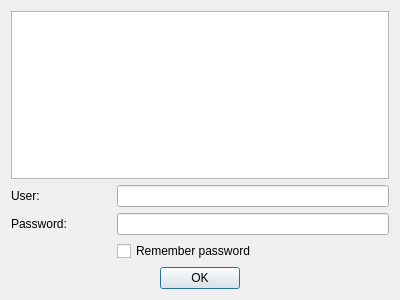
First picture: the form in qt4client/forms/login.ui, repository gestiweb/llampex-mini, before the edit.
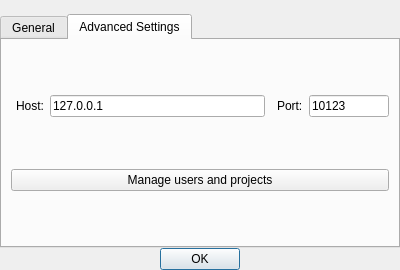
Second picture: the form after the edit. The open tabs and pages were chosen to show the change. Icons and pictures are not drawn.

Commit message: Changed login system

```diff
--- a/qt4client/forms/login.ui
+++ b/qt4client/forms/login.ui
@@ -7,11 +7,11 @@
     <x>0</x>
     <y>0</y>
     <width>400</width>
-    <height>300</height>
+    <height>270</height>
    </rect>
   </property>
   <property name="sizePolicy">
-   <sizepolicy hsizetype="Fixed" vsizetype="Preferred">
+   <sizepolicy hsizetype="Fixed" vsizetype="Fixed">
     <horstretch>0</horstretch>
     <verstretch>0</verstretch>
    </sizepolicy>
@@ -19,13 +19,13 @@
   <property name="minimumSize">
    <size>
     <width>400</width>
-    <height>300</height>
+    <height>200</height>
    </size>
   </property>
   <property name="maximumSize">
    <size>
     <width>400</width>
-    <height>300</height>
+    <height>500</height>
    </size>
   </property>
   <property name="windowTitle">
@@ -42,18 +42,56 @@
    <bool>true</bool>
   </property>
   <layout class="QVBoxLayout" name="verticalLayout">
+   <property name="spacing">
+    <number>0</number>
+   </property>
+   <property name="margin">
+    <number>0</number>
+   </property>
    <item>
-    <widget class="QListWidget" name="project">
-     <property name="viewMode">
-      <enum>QListView::ListMode</enum>
+    <widget class="QLabel" name="label_3">
+     <property name="text">
+      <string/>
      </property>
-     <property name="selectionRectVisible">
-      <bool>false</bool>
+     <property name="pixmap">
+      <pixmap>llampex1.png</pixmap>
+     </property>
+     <property name="alignment">
+      <set>Qt::AlignLeading|Qt::AlignLeft|Qt::AlignTop</set>
      </property>
     </widget>
    </item>
+   <item>
+    <widget class="QTabWidget" name="tabWidget">
+     <property name="currentIndex">
+      <number>0</number>
+     </property>
+     <property name="usesScrollButtons">
+      <bool>false</bool>
+     </property>
+     <property name="documentMode">
+      <bool>false</bool>
+     </property>
+     <property name="tabsClosable">
+      <bool>false</bool>
+     </property>
+     <property name="movable">
+      <bool>false</bool>
+     </property>
+     <widget class="QWidget" name="tabWidgetPage1">
+      <attribute name="icon">
+       <iconset>
+        <normaloff>akonadi.png</normaloff>akonadi.png</iconset>
+      </attribute>
+      <attribute name="title">
+       <string>General</string>
+      </attribute>
+      <layout class="QVBoxLayout" name="verticalLayout_2">
    <item>
     <layout class="QFormLayout" name="formLayout">
+         <property name="fieldGrowthPolicy">
+          <enum>QFormLayout::AllNonFixedFieldsGrow</enum>
+         </property>
      <item row="0" column="0">
       <widget class="QLabel" name="label">
        <property name="minimumSize">
@@ -65,6 +103,9 @@
        <property name="text">
         <string>User:</string>
        </property>
+           <property name="indent">
+            <number>5</number>
+           </property>
       </widget>
      </item>
      <item row="0" column="1">
@@ -81,6 +122,9 @@
        <property name="text">
         <string>Password:</string>
        </property>
+           <property name="indent">
+            <number>5</number>
+           </property>
       </widget>
      </item>
      <item row="1" column="1">
@@ -99,6 +143,127 @@
      </item>
     </layout>
    </item>
+      </layout>
+     </widget>
+     <widget class="QWidget" name="tabWidgetPage2">
+      <attribute name="icon">
+       <iconset>
+        <normaloff>settings.png</normaloff>settings.png</iconset>
+      </attribute>
+      <attribute name="title">
+       <string>Advanced Settings</string>
+      </attribute>
+      <layout class="QVBoxLayout" name="verticalLayout_3">
+       <item>
+        <layout class="QHBoxLayout" name="horizontalLayout">
+         <item>
+          <widget class="QLabel" name="label_4">
+           <property name="sizePolicy">
+            <sizepolicy hsizetype="Minimum" vsizetype="Preferred">
+             <horstretch>0</horstretch>
+             <verstretch>0</verstretch>
+            </sizepolicy>
+           </property>
+           <property name="minimumSize">
+            <size>
+             <width>10</width>
+             <height>0</height>
+            </size>
+           </property>
+           <property name="maximumSize">
+            <size>
+             <width>62</width>
+             <height>16777215</height>
+            </size>
+           </property>
+           <property name="text">
+            <string>Host:</string>
+           </property>
+           <property name="indent">
+            <number>5</number>
+           </property>
+          </widget>
+         </item>
+         <item>
+          <widget class="QLineEdit" name="host">
+           <property name="minimumSize">
+            <size>
+             <width>180</width>
+             <height>0</height>
+            </size>
+           </property>
+           <property name="text">
+            <string>127.0.0.1</string>
+           </property>
+           <property name="echoMode">
+            <enum>QLineEdit::Normal</enum>
+           </property>
+          </widget>
+         </item>
+         <item>
+          <widget class="QLabel" name="label_5">
+           <property name="sizePolicy">
+            <sizepolicy hsizetype="Preferred" vsizetype="Preferred">
+             <horstretch>0</horstretch>
+             <verstretch>0</verstretch>
+            </sizepolicy>
+           </property>
+           <property name="minimumSize">
+            <size>
+             <width>30</width>
+             <height>0</height>
+            </size>
+           </property>
+           <property name="maximumSize">
+            <size>
+             <width>67</width>
+             <height>16777215</height>
+            </size>
+           </property>
+           <property name="text">
+            <string>Port:</string>
+           </property>
+           <property name="indent">
+            <number>6</number>
+           </property>
+          </widget>
+         </item>
+         <item>
+          <widget class="QLineEdit" name="port">
+           <property name="minimumSize">
+            <size>
+             <width>50</width>
+             <height>0</height>
+            </size>
+           </property>
+           <property name="maximumSize">
+            <size>
+             <width>80</width>
+             <height>16777215</height>
+            </size>
+           </property>
+           <property name="text">
+            <string>10123</string>
+           </property>
+          </widget>
+         </item>
+        </layout>
+       </item>
+       <item>
+        <widget class="QPushButton" name="manage">
+         <property name="text">
+          <string>Manage users and projects</string>
+         </property>
+         <property name="icon">
+          <iconset>
+           <normaloff>akregator.png</normaloff>akregator.png</iconset>
+         </property>
+        </widget>
+       </item>
+      </layout>
+     </widget>
+    </widget>
+   </item>
    <item>
     <widget class="QDialogButtonBox" name="buttonBox">
      <property name="orientation">
```
Left out of the diff: 14 changed lines with no effect on the pictures. Lines whose indentation alone changed are shown as unchanged. The commit also changes 14 other files.
